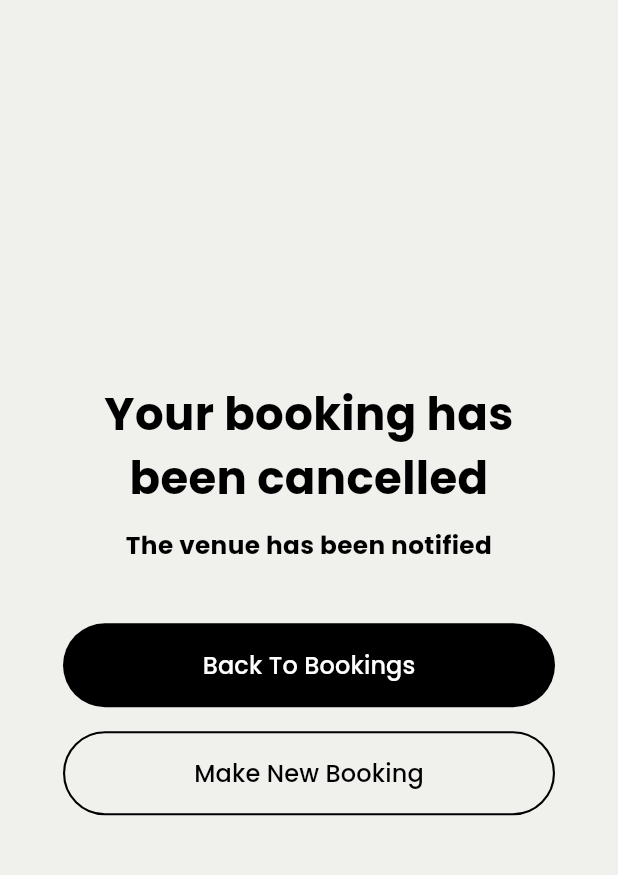
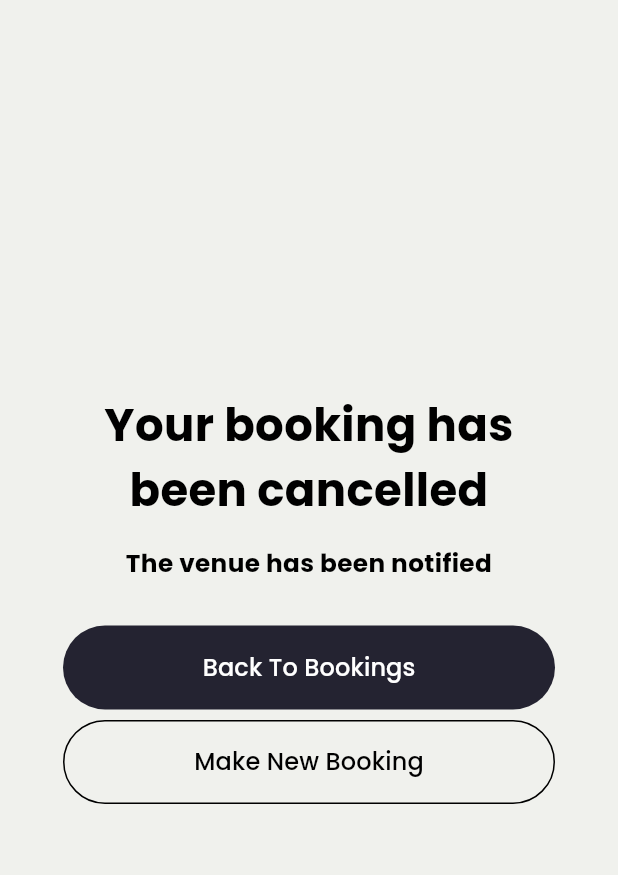
Before and after one commit to FSDTeam-SAA/flutter_justplay, a Flutter app: the BookingCancelledScreen screen opened directly, on a phone screen of 412 x 824 dp, the part 84-959 px from its top. Run offline on Flutter 3.47's test engine with Material 3 defaults, Android fonts, the light colour scheme and no system bars; our stand-ins replace cached_network_image, connectivity_plus, dartz, dio, equatable, file_picker and 9 more; missing offline and left inert: flutx_core; accounts and stored records are empty; network calls fail.

Commit message:
booking cancel screen design

```diff
--- a/lib/features/bookings/presentation/screens/booking_cancel_screen.dart
+++ b/lib/features/bookings/presentation/screens/booking_cancel_screen.dart
@@ -29,7 +29,7 @@ class BookingCancelledScreen extends StatelessWidget {
                 ),
               ),
 
-              const SizedBox(height: 12),
+              const SizedBox(height: 16),
 
               Text(
                 'The venue has been notified',
@@ -42,29 +42,30 @@ class BookingCancelledScreen extends StatelessWidget {
                 ),
               ),
 
-              const SizedBox(height: 40),
+              const SizedBox(height: 30),
 
               RoundedButton(
                 text: 'Back To Bookings',
-                backgroundColor: Colors.black,
-                textColor: Colors.white,
+                backgroundColor: Color(0xFF242331),
+                textColor: Color(0xFFFFFFFF),
+
                 height: 56,
                 width: Get.width * 0.8,
-                borderRadius: 40,
+                borderRadius: 100,
                 onPressed: () => Get.back(),
               ),
 
-              const SizedBox(height: 16),
+              const SizedBox(height: 6.95),
 
               RoundedButton(
                 text: 'Make New Booking',
                 backgroundColor: Colors.transparent,
-                textColor: Colors.black,
-                borderColor: Colors.black, // ← border added
-                borderWidth: 1.4,
+                textColor: Color(0xFF000000),
+                borderColor: Color(0xFF000000), // ← border added
+                borderWidth: 1,
                 height: 56,
                 width: Get.width * 0.8,
-                borderRadius: 40,
+                borderRadius: 100,
                 onPressed: () {},
               ),
             ],
```
